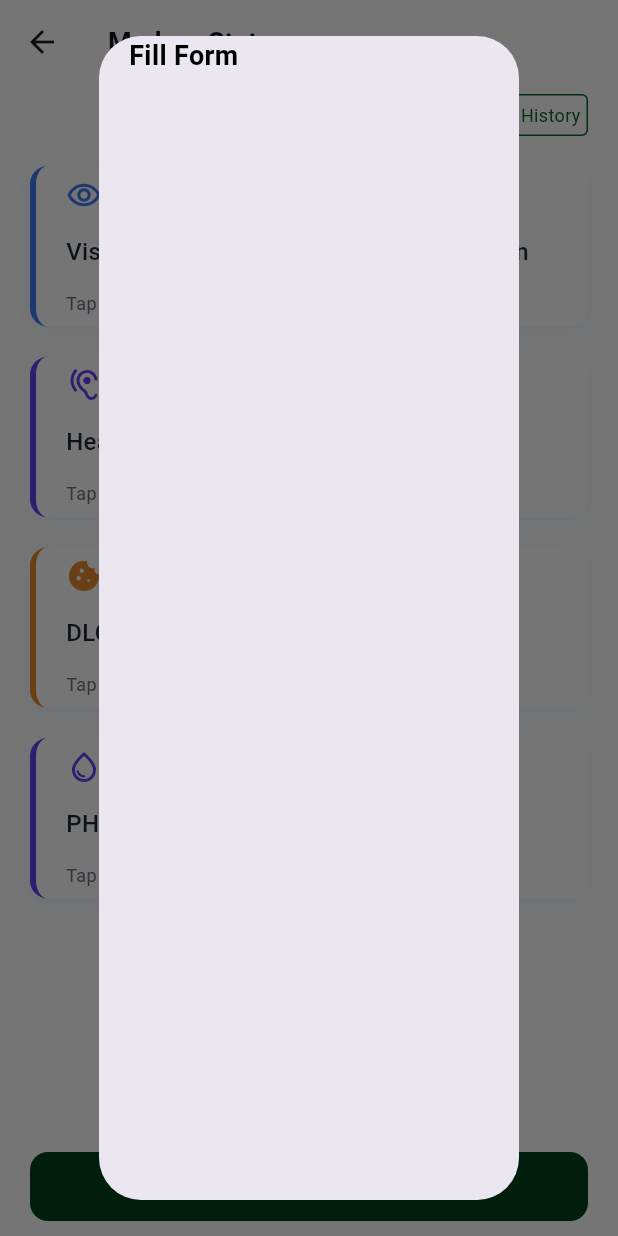
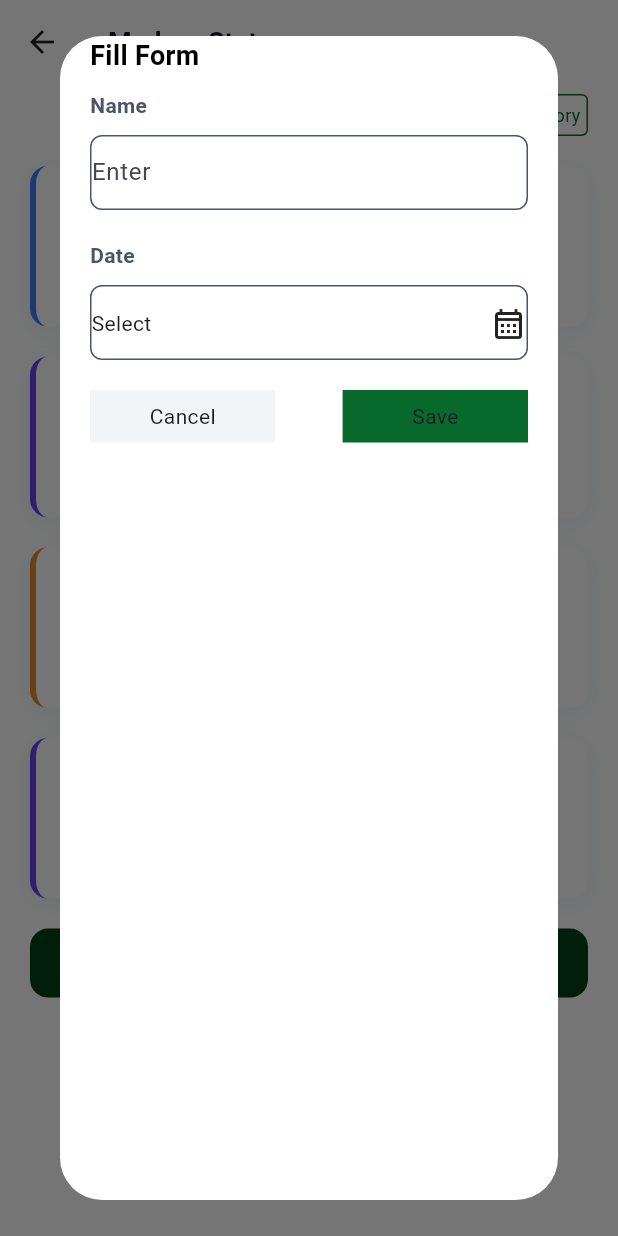
Before and after one commit to rayhantmt/ameriajproducts, a Flutter app: the MedproView screen opened by its route, after a tap on "Vision", on a phone screen of 412 x 824 dp. Run offline on Flutter 3.47's test engine with Material 3 defaults, Android fonts, the phone set to English and light mode, and no system bars; our stand-ins replace flutter_svg, font_awesome_flutter, get.

Commit message:
almost done the medpro details

```diff
--- a/lib/app/common_widgets/medpro_details_alert_dialouge.dart
+++ b/lib/app/common_widgets/medpro_details_alert_dialouge.dart
@@ -1,4 +1,5 @@
 import 'package:flutter/material.dart';
+import 'package:get/get.dart';
 
 class MedproDetailsAlertDialouge extends StatelessWidget {
   const MedproDetailsAlertDialouge({super.key});
@@ -6,10 +7,11 @@ class MedproDetailsAlertDialouge extends StatelessWidget {
   @override
   Widget build(BuildContext context) {
     return Dialog(
+    backgroundColor: Colors.white,
       child: Padding(
         padding: const EdgeInsets.only(left: 20,right: 20),
         child: Column(
-crossAxisAlignment: CrossAxisAlignment.start,
+            crossAxisAlignment: CrossAxisAlignment.start,
           children: [
             Text('Fill Form',
             style: TextStyle(
@@ -18,6 +20,91 @@ crossAxisAlignment: CrossAxisAlignment.start,
               color: Colors.black
             ),
             ),
+            SizedBox(height: 10,),
+            Text('Name',
+            style: TextStyle(
+              fontWeight: FontWeight.w700,
+              fontSize: 14,
+              color: Color(0xff4B5563)
+            ),
+            ),
+            SizedBox(height: 10,),
+            Container(
+              height: 50,
+              width: double.infinity,
+              decoration: BoxDecoration(
+                borderRadius: BorderRadius.circular(8),
+
+                border: Border.all(
+                  width: 1,
+                  color: Color(0xff4B5563)
+                )
+              ),
+              child:TextFormField(
+
+                decoration: const InputDecoration(
+                  border: InputBorder.none,
+                  hintText: 'Enter'
+
+                ),
+              ),
+
+            ),
+            SizedBox(height: 20,),
+            Text('Date',
+            style: TextStyle(
+              fontWeight: FontWeight.w700,
+              fontSize: 14,
+              color: Color(0xff4B5563)
+            ),
+            ),
+            SizedBox(height: 10,),
+            Container(
+              height: 50,
+              width: double.infinity,
+              decoration: BoxDecoration(
+                borderRadius: BorderRadius.circular(8),
+                border: Border.all(
+                  width: 1,
+                  color: Color(0xff4B5563)
+                )
+              ),
+              child: TextFormField(
+
+                decoration: InputDecoration(
+                 hint: Row(
+                  mainAxisAlignment: MainAxisAlignment.spaceBetween,
+                  children: [
+                  Text('Select'),
+                  Icon(Icons.calendar_month_outlined)
+                 ],),
+
+                  border: InputBorder.none
+                ),
+              ),
+            ),
+            SizedBox(height: 20,),
+            Row(
+              mainAxisAlignment: MainAxisAlignment.spaceBetween,
+              children: [
+                Container(
+                  height: 35,
+                  width: Get.width*0.30,
+                  decoration: BoxDecoration(
+                   color: Color(0xffF3F4F6)
+                  ),
+                  child: Center(child: Text("Cancel")),
+                ),
+                Container(
+                  height: 35,
+                  width: Get.width*0.30,
+                  decoration: BoxDecoration(
+                   color: Color(0xff08692C)
+                  ),
+                  child: Center(child: Text("Save")),
+                )
+              ],
+            )
           ],
         ),
       ),
--- a/lib/app/modules/medpro_details/medpro_view.dart
+++ b/lib/app/modules/medpro_details/medpro_view.dart
@@ -24,7 +24,8 @@ class MedproView extends StatelessWidget {
         ),
       ),
       backgroundColor: Colors.white,
-      body: Padding(
+      body: SingleChildScrollView(
+        child: Padding(
           padding: const EdgeInsets.only(left: 20, right: 20),
           child: Column(
             children: [
@@ -113,7 +114,7 @@ class MedproView extends StatelessWidget {
                   MedproCard(tittle: 'DNA', color: Color(0xff22C5A4), icon: FontAwesomeIcons.dna)
                 ],
               ),
-            Expanded(child: SizedBox()),
+             SizedBox(height: 20,),
               GestureDetector(
                 onTap: () => Get.toNamed(Approutes.mainscreen),
                 child: CommonButton(tittle: 'Save')),
@@ -121,6 +122,7 @@ class MedproView extends StatelessWidget {
             ],
           ),
         ),
+      ),
     );
   }
 }
```
Lines whose indentation alone changed are shown as unchanged.
